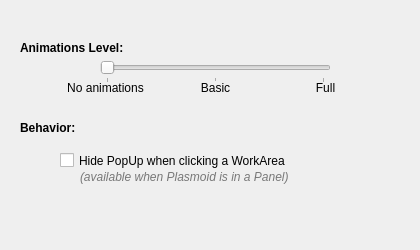
This is src/config.ui in psifidotos/workflow-project as Qt 5 draws it before an edit. The edited form follows.
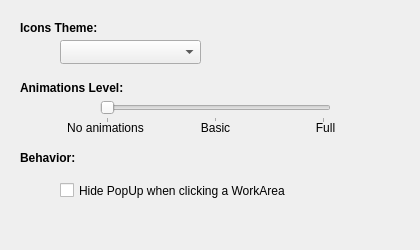
This is the edited form.

Commit message: added:user can choose icon theme for configuration dialog

The edit to the form file:
```diff
--- a/src/config.ui
+++ b/src/config.ui
@@ -29,7 +29,7 @@
    <property name="geometry">
     <rect>
      <x>100</x>
-     <y>60</y>
+     <y>100</y>
      <width>231</width>
      <height>23</height>
     </rect>
@@ -51,7 +51,7 @@
    <property name="geometry">
     <rect>
      <x>20</x>
-     <y>40</y>
+     <y>80</y>
      <width>241</width>
      <height>16</height>
     </rect>
@@ -70,7 +70,7 @@
    <property name="geometry">
     <rect>
      <x>50</x>
-     <y>80</y>
+     <y>120</y>
      <width>111</width>
      <height>16</height>
     </rect>
@@ -86,7 +86,7 @@
    <property name="geometry">
     <rect>
      <x>170</x>
-     <y>80</y>
+     <y>120</y>
      <width>91</width>
      <height>16</height>
     </rect>
@@ -102,7 +102,7 @@
    <property name="geometry">
     <rect>
      <x>280</x>
-     <y>80</y>
+     <y>120</y>
      <width>91</width>
      <height>16</height>
     </rect>
@@ -118,7 +118,7 @@
    <property name="geometry">
     <rect>
      <x>20</x>
-     <y>120</y>
+     <y>150</y>
      <width>241</width>
      <height>16</height>
     </rect>
@@ -140,7 +140,7 @@
    <property name="geometry">
     <rect>
      <x>60</x>
-     <y>150</y>
+     <y>180</y>
      <width>331</width>
      <height>21</height>
     </rect>
@@ -149,39 +149,36 @@
     <string>Hide PopUp when clicking a WorkArea</string>
    </property>
   </widget>
-  <widget class="QLabel" name="hidePopUpSubLbl">
-   <property name="enabled">
-    <bool>true</bool>
+  <widget class="QComboBox" name="themesCmb">
+   <property name="geometry">
+    <rect>
+     <x>60</x>
+     <y>40</y>
+     <width>141</width>
+     <height>24</height>
+    </rect>
    </property>
+   <property name="toolTip">
+    <string>&lt;html&gt;&lt;head/&gt;&lt;body&gt;&lt;p&gt;Every theme demands the &lt;span style=&quot; font-weight:600;&quot;&gt;original Icon theme&lt;/span&gt; installed if you want good appearance with the application. In general these themes are just links for icons from the current KDE icon theme.&lt;/p&gt;&lt;/body&gt;&lt;/html&gt;</string>
+   </property>
+  </widget>
+  <widget class="QLabel" name="label_6">
    <property name="geometry">
     <rect>
-     <x>80</x>
-     <y>170</y>
-     <width>291</width>
-     <height>41</height>
+     <x>20</x>
+     <y>20</y>
+     <width>241</width>
+     <height>16</height>
     </rect>
    </property>
    <property name="font">
     <font>
-     <pointsize>9</pointsize>
-     <weight>50</weight>
-     <italic>true</italic>
-     <bold>false</bold>
+     <weight>75</weight>
+     <bold>true</bold>
     </font>
    </property>
-   <property name="styleSheet">
-    <string notr="true">#hidePopUpSubLbl{
-	color:rgb(120, 120, 120);
-}</string>
-   </property>
    <property name="text">
-    <string>(available when Plasmoid is in a Panel)</string>
-   </property>
-   <property name="alignment">
-    <set>Qt::AlignLeading|Qt::AlignLeft|Qt::AlignTop</set>
-   </property>
-   <property name="wordWrap">
-    <bool>true</bool>
+    <string>Icons Theme:</string>
    </property>
   </widget>
  </widget>
```
Left out of the diff: 3 changed lines with no effect on the pictures. The commit also changes 5 other files.
